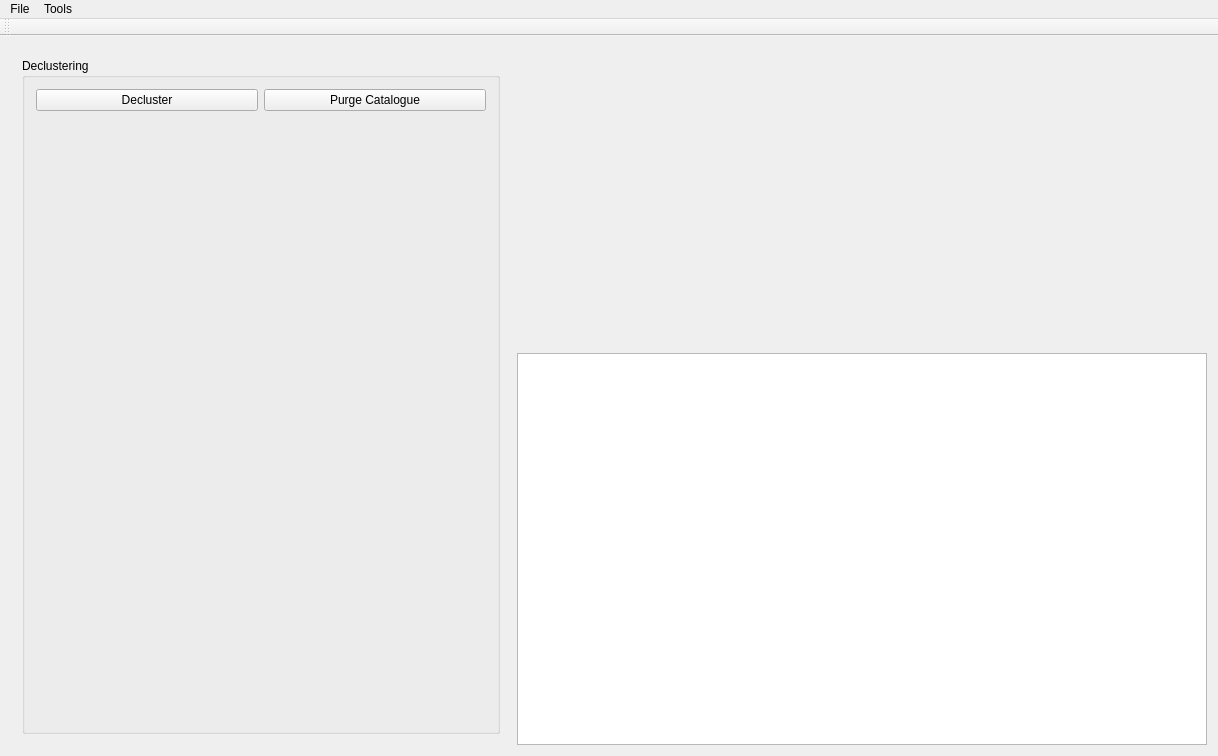
This is hmtk_ui/hmtkwindow.ui in gem/oq-irmt-qgis as Qt 5 draws it before an edit. The edited form follows.
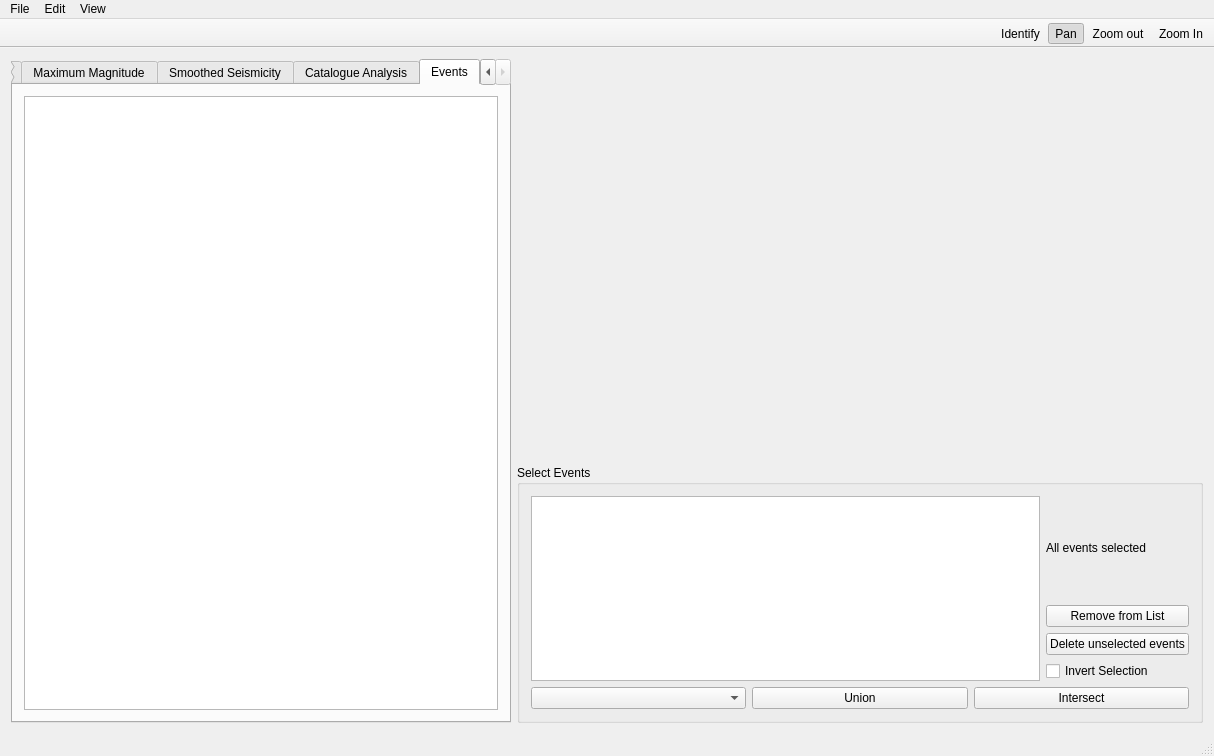
This is the edited form. Icons and pictures are not drawn. Custom widgets are drawn as their Qt base class.

Commit message: selection tool

Diff of the .ui file:
```diff
--- a/hmtk_ui/hmtkwindow.ui
+++ b/hmtk_ui/hmtkwindow.ui
@@ -6,7 +6,7 @@
    <rect>
     <x>0</x>
     <y>0</y>
-    <width>1218</width>
+    <width>1214</width>
     <height>756</height>
    </rect>
   </property>
@@ -16,23 +16,35 @@
   <widget class="QWidget" name="centralWidget">
    <layout class="QHBoxLayout" name="horizontalLayout">
     <item>
-     <widget class="QStackedWidget" name="stackedFormWidget">
+     <widget class="QTabWidget" name="stackedFormWidget">
       <property name="maximumSize">
        <size>
         <width>500</width>
         <height>16777215</height>
        </size>
       </property>
+      <property name="tabPosition">
+       <enum>QTabWidget::North</enum>
+      </property>
+      <property name="tabShape">
+       <enum>QTabWidget::Rounded</enum>
+      </property>
       <property name="currentIndex">
-       <number>0</number>
+       <number>6</number>
       </property>
-      <widget class="QWidget" name="stackedWidgetDeclustering">
-       <layout class="QGridLayout" name="gridLayout_2">
-        <item row="0" column="0">
-         <widget class="QGroupBox" name="declusteringGroupBox">
-          <property name="title">
-           <string>Declustering</string>
-          </property>
+      <property name="elideMode">
+       <enum>Qt::ElideNone</enum>
+      </property>
+      <property name="usesScrollButtons">
+       <bool>true</bool>
+      </property>
+      <widget class="QWidget" name="stackedFormWidgetPage1">
+       <attribute name="title">
+        <string>Declustering</string>
+       </attribute>
+       <attribute name="toolTip">
+        <string>Declustering</string>
+       </attribute>
           <layout class="QVBoxLayout" name="declusteringFormLayout">
            <item>
             <layout class="QHBoxLayout" name="declusteringButtons" stretch="0,0">
@@ -76,16 +88,13 @@
            </item>
           </layout>
          </widget>
-        </item>
-       </layout>
-      </widget>
-      <widget class="QWidget" name="stackedWidgetCompleteness">
-       <layout class="QGridLayout" name="gridLayout_3">
-        <item row="0" column="0">
-         <widget class="QGroupBox" name="completenessGroupBox">
-          <property name="title">
+      <widget class="QWidget" name="stackedFormWidgetPage2">
+       <attribute name="title">
            <string>Completeness</string>
-          </property>
+       </attribute>
+       <attribute name="toolTip">
+        <string>Completeness</string>
+       </attribute>
           <layout class="QVBoxLayout" name="completenessFormLayout">
            <item>
             <layout class="QHBoxLayout" name="completenessButtons" stretch="0,0">
@@ -129,16 +138,13 @@
            </item>
           </layout>
          </widget>
-        </item>
-       </layout>
-      </widget>
-      <widget class="QWidget" name="stackedWidgetRecurrenceModel">
-       <layout class="QGridLayout" name="gridLayout_4">
-        <item row="0" column="0">
-         <widget class="QGroupBox" name="recurrenceModelGroupBox">
-          <property name="title">
+      <widget class="QWidget" name="stackedFormWidgetPage3">
+       <attribute name="title">
            <string>Recurrence Model</string>
-          </property>
+       </attribute>
+       <attribute name="toolTip">
+        <string>Recurrence Model</string>
+       </attribute>
           <layout class="QVBoxLayout" name="recurrenceModelFormLayout">
            <item>
             <widget class="FigureCanvasQTAggWidget" name="recurrenceModelChart" native="true">
@@ -171,16 +177,13 @@
            </item>
           </layout>
          </widget>
-        </item>
-       </layout>
-      </widget>
-      <widget class="QWidget" name="stackedWidgetMaxMagnitude">
-       <layout class="QGridLayout" name="gridLayout_5">
-        <item row="0" column="0">
-         <widget class="QGroupBox" name="maxMagnitudeGroupBox">
-          <property name="title">
+      <widget class="QWidget" name="stackedFormWidgetPage4">
+       <attribute name="title">
            <string>Maximum Magnitude</string>
-          </property>
+       </attribute>
+       <attribute name="toolTip">
+        <string>Maximum Magnitude</string>
+       </attribute>
           <layout class="QVBoxLayout" name="maxMagnitudeFormLayout">
            <item>
             <widget class="FigureCanvasQTAggWidget" name="maxMagnitudeChart" native="true">
@@ -213,16 +216,13 @@
            </item>
           </layout>
          </widget>
-        </item>
-       </layout>
-      </widget>
-      <widget class="QWidget" name="stackedWidgetSmoothedSeismicity">
-       <layout class="QGridLayout" name="gridLayout_6">
-        <item row="0" column="0">
-         <widget class="QGroupBox" name="smoothedSeismicityGroupBox">
-          <property name="title">
+      <widget class="QWidget" name="stackedFormWidgetPage5">
+       <attribute name="title">
            <string>Smoothed Seismicity</string>
-          </property>
+       </attribute>
+       <attribute name="toolTip">
+        <string>Smoothed Seismicity</string>
+       </attribute>
           <layout class="QVBoxLayout" name="smoothedSeismicityFormLayout">
            <item>
             <widget class="FigureCanvasQTAggWidget" name="smoothedSeismicityChart" native="true">
@@ -255,24 +255,23 @@
            </item>
           </layout>
          </widget>
-        </item>
-       </layout>
+      <widget class="QWidget" name="stackedFormWidgetPage6">
+       <attribute name="title">
+        <string>Catalogue Analysis</string>
+       </attribute>
+       <attribute name="toolTip">
+        <string>Catalogue Analysis</string>
+       </attribute>
       </widget>
-     </widget>
-    </item>
-    <item>
-     <layout class="QVBoxLayout" name="outputVerticalLayout">
-      <item>
-       <widget class="QgsMapCanvas" name="mapWidget" native="true">
-        <property name="minimumSize">
-         <size>
-          <width>300</width>
-          <height>300</height>
-         </size>
-        </property>
-       </widget>
-      </item>
-      <item>
+      <widget class="QWidget" name="stackedFormWidgetPage8">
+       <attribute name="title">
+        <string>Events</string>
+       </attribute>
+       <attribute name="toolTip">
+        <string>Events inspector</string>
+       </attribute>
+       <layout class="QGridLayout" name="gridLayout_7">
+        <item row="0" column="0">
        <widget class="QTableView" name="outputTableView">
         <property name="editTriggers">
          <set>QAbstractItemView::NoEditTriggers</set>
@@ -289,6 +288,158 @@
        </widget>
       </item>
      </layout>
+      </widget>
+     </widget>
+    </item>
+    <item>
+     <layout class="QVBoxLayout" name="outputVerticalLayout">
+      <item>
+       <widget class="QgsMapCanvas" name="mapWidget" native="true">
+        <property name="minimumSize">
+         <size>
+          <width>300</width>
+          <height>400</height>
+         </size>
+        </property>
+        <property name="maximumSize">
+         <size>
+          <width>16777215</width>
+          <height>600</height>
+         </size>
+        </property>
+       </widget>
+      </item>
+      <item>
+       <widget class="QGroupBox" name="selectionTool">
+        <property name="sizePolicy">
+         <sizepolicy hsizetype="Preferred" vsizetype="Preferred">
+          <horstretch>0</horstretch>
+          <verstretch>0</verstretch>
+         </sizepolicy>
+        </property>
+        <property name="minimumSize">
+         <size>
+          <width>470</width>
+          <height>200</height>
+         </size>
+        </property>
+        <property name="title">
+         <string>Select Events</string>
+        </property>
+        <layout class="QVBoxLayout" name="selectionToolLayout">
+         <item>
+          <layout class="QHBoxLayout" name="selectorLayout">
+           <item>
+            <widget class="QListWidget" name="selectorList"/>
+           </item>
+           <item>
+            <layout class="QVBoxLayout" name="selectorFormLayout">
+             <item>
+              <widget class="QLabel" name="selectorSummaryLabel">
+               <property name="text">
+                <string>All events selected</string>
+               </property>
+              </widget>
+             </item>
+             <item>
+              <widget class="QPushButton" name="removeFromRuleListButton">
+               <property name="text">
+                <string>Remove from List</string>
+               </property>
+              </widget>
+             </item>
+             <item>
+              <widget class="QPushButton" name="purgeUnselectedEventsButton">
+               <property name="text">
+                <string>Delete unselected events</string>
+               </property>
+              </widget>
+             </item>
+             <item>
+              <widget class="QCheckBox" name="invertSelectionCheckBox">
+               <property name="text">
+                <string>Invert Selection</string>
+               </property>
+              </widget>
+             </item>
+            </layout>
+           </item>
+          </layout>
+         </item>
+         <item>
+          <layout class="QHBoxLayout" name="selectorFormLayout">
+           <item>
+            <widget class="QComboBox" name="selectorComboBox">
+             <property name="editable">
+              <bool>false</bool>
+             </property>
+             <item>
+              <property name="text">
+               <string/>
+              </property>
+             </item>
+             <item>
+              <property name="text">
+               <string>Within Polyhedra</string>
+              </property>
+             </item>
+             <item>
+              <property name="text">
+               <string>Within J/B distance of source</string>
+              </property>
+             </item>
+             <item>
+              <property name="text">
+               <string>Within Rupture distance</string>
+              </property>
+             </item>
+             <item>
+              <property name="text">
+               <string>Within a square centered on</string>
+              </property>
+             </item>
+             <item>
+              <property name="text">
+               <string>Within a distance from</string>
+              </property>
+             </item>
+             <item>
+              <property name="text">
+               <string>J/B within from point</string>
+              </property>
+             </item>
+             <item>
+              <property name="text">
+               <string>Time between</string>
+              </property>
+             </item>
+             <item>
+              <property name="text">
+               <string>Field between</string>
+              </property>
+             </item>
+            </widget>
+           </item>
+           <item>
+            <widget class="QPushButton" name="unionButton">
+             <property name="text">
+              <string>Union</string>
+             </property>
+            </widget>
+           </item>
+           <item>
+            <widget class="QPushButton" name="intersectButton">
+             <property name="text">
+              <string>Intersect</string>
+             </property>
+            </widget>
+           </item>
+          </layout>
+         </item>
+        </layout>
+       </widget>
+      </item>
+     </layout>
     </item>
    </layout>
   </widget>
@@ -297,7 +448,7 @@
     <rect>
      <x>0</x>
      <y>0</y>
-     <width>1218</width>
+     <width>1214</width>
      <height>22</height>
     </rect>
    </property>
@@ -323,28 +474,64 @@
    </widget>
    <widget class="QMenu" name="menuTools">
     <property name="title">
-     <string>Tools</string>
+     <string>View</string>
     </property>
     <addaction name="actionDeclustering"/>
     <addaction name="actionCompleteness"/>
     <addaction name="actionRecurrenceModel"/>
     <addaction name="actionMaximumMagnitude"/>
     <addaction name="actionSmoothedSeismicity"/>
+    <addaction name="separator"/>
+    <addaction name="actionCatalogueAnalysis"/>
+    <addaction name="actionEventsInspector"/>
+   </widget>
+   <widget class="QMenu" name="menuEdit">
+    <property name="title">
+     <string>Edit</string>
+    </property>
+    <addaction name="actionUndo"/>
    </widget>
    <addaction name="menuFile"/>
+   <addaction name="menuEdit"/>
    <addaction name="menuTools"/>
   </widget>
   <widget class="QToolBar" name="toolBar">
    <property name="windowTitle">
     <string>toolBar</string>
    </property>
+   <property name="layoutDirection">
+    <enum>Qt::RightToLeft</enum>
+   </property>
+   <property name="movable">
+    <bool>false</bool>
+   </property>
+   <property name="allowedAreas">
+    <set>Qt::TopToolBarArea</set>
+   </property>
+   <property name="iconSize">
+    <size>
+     <width>24</width>
+     <height>24</height>
+    </size>
+   </property>
+   <property name="toolButtonStyle">
+    <enum>Qt::ToolButtonIconOnly</enum>
+   </property>
+   <property name="floatable">
+    <bool>false</bool>
+   </property>
    <attribute name="toolBarArea">
     <enum>TopToolBarArea</enum>
    </attribute>
    <attribute name="toolBarBreak">
     <bool>false</bool>
    </attribute>
+   <addaction name="actionZoomIn"/>
+   <addaction name="actionZoomOut"/>
+   <addaction name="actionPan"/>
+   <addaction name="actionIdentify"/>
   </widget>
+  <widget class="QStatusBar" name="statusBar"/>
   <action name="actionDeclustering">
    <property name="text">
     <string>Declustering</string>
@@ -400,6 +587,114 @@
     <string>Source Model (NRML)</string>
    </property>
   </action>
+  <action name="actionCatalogueAnalysis">
+   <property name="text">
+    <string>Catalogue Analysis</string>
+   </property>
+   <property name="shortcut">
+    <string>Ctrl+6</string>
+   </property>
+  </action>
+  <action name="actionEventsInspector">
+   <property name="text">
+    <string>Events Inspector</string>
+   </property>
+   <property name="shortcut">
+    <string>Ctrl+7</string>
+   </property>
+  </action>
+  <action name="actionZoomIn">
+   <property name="checkable">
+    <bool>true</bool>
+   </property>
+   <property name="icon">
+    <iconset resource="images.qrc">
+     <normaloff>:/images/mActionZoomIn.svg</normaloff>:/images/mActionZoomIn.svg</iconset>
+   </property>
+   <property name="text">
+    <string>Zoom In</string>
+   </property>
+   <property name="shortcut">
+    <string>Ctrl+Shift+=</string>
+   </property>
+  </action>
+  <action name="actionZoomOut">
+   <property name="checkable">
+    <bool>true</bool>
+   </property>
+   <property name="icon">
+    <iconset resource="images.qrc">
+     <normaloff>:/images/mActionZoomOut.svg</normaloff>:/images/mActionZoomOut.svg</iconset>
+   </property>
+   <property name="text">
+    <string>Zoom out</string>
+   </property>
+   <property name="toolTip">
+    <string>Zoom out</string>
+   </property>
+   <property name="shortcut">
+    <string>Ctrl+-</string>
+   </property>
+  </action>
+  <action name="actionPan">
+   <property name="checkable">
+    <bool>true</bool>
+   </property>
+   <property name="checked">
+    <bool>true</bool>
+   </property>
+   <property name="icon">
+    <iconset resource="images.qrc">
+     <normaloff>:/images/mActionPan.svg</normaloff>:/images/mActionPan.svg</iconset>
+   </property>
+   <property name="text">
+    <string>Pan</string>
+   </property>
+   <property name="toolTip">
+    <string>Pan map</string>
+   </property>
+  </action>
+  <action name="actionIdentify">
+   <property name="checkable">
+    <bool>true</bool>
+   </property>
+   <property name="icon">
+    <iconset resource="images.qrc">
+     <normaloff>:/images/mActionIdentify.svg</normaloff>:/images/mActionIdentify.svg</iconset>
+   </property>
+   <property name="text">
+    <string>Identify</string>
+   </property>
+   <property name="toolTip">
+    <string>Identify features</string>
+   </property>
+   <property name="shortcut">
+    <string>Ctrl+I</string>
+   </property>
+  </action>
+  <action name="actionUndo">
+   <property name="text">
+    <string>Undo</string>
+   </property>
+   <property name="shortcut">
+    <string>Ctrl+Z</string>
+   </property>
+  </action>
+  <action name="actionView_Catalogue_on_platform">
+   <property name="text">
+    <string>Share</string>
+   </property>
+  </action>
+  <action name="actionUpload_models">
+   <property name="text">
+    <string>Import</string>
+   </property>
+  </action>
+  <action name="actionView_Fault_Sources">
+   <property name="text">
+    <string>View Fault Sources</string>
+   </property>
+  </action>
  </widget>
  <layoutdefault spacing="6" margin="11"/>
  <customwidgets>
```
Left out of the diff: 15 changed lines with no effect on the pictures. Lines whose indentation alone changed are shown as unchanged. The commit also changes 8 other files.
